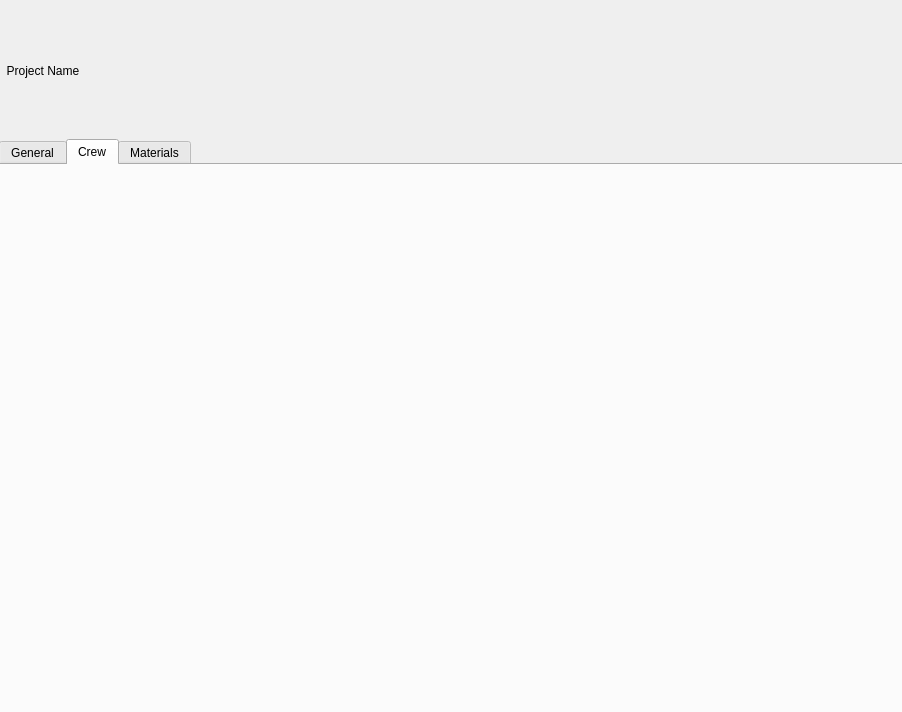
Qt form TrekStarApp/forms/projectwindow.ui (EdwinLangley/SDI-TrekStar-Application) before a commit.
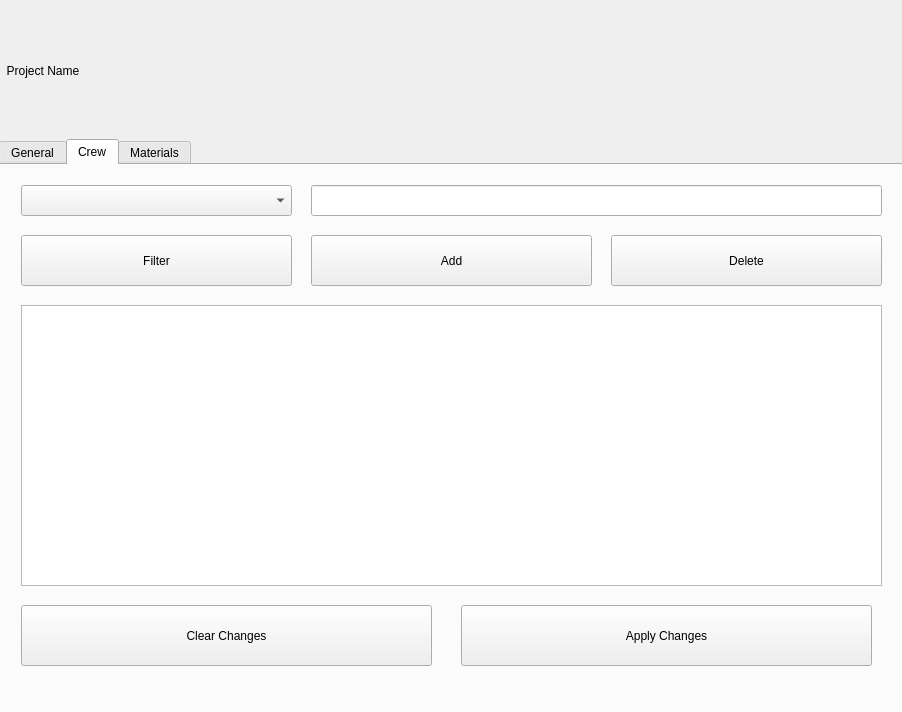
The same form after that commit. The open tabs and pages were chosen to show the change.

Commit message: Created GUI for crew, styled gui for crew, hidden options in crew based on combobox selection, materials tab disabled based on status selection

What changed in the file:
```diff
--- a/TrekStarApp/forms/projectwindow.ui
+++ b/TrekStarApp/forms/projectwindow.ui
@@ -387,6 +387,101 @@
     <attribute name="title">
      <string>Crew</string>
     </attribute>
+    <widget class="QLineEdit" name="txtCrew">
+     <property name="geometry">
+      <rect>
+       <x>310</x>
+       <y>20</y>
+       <width>571</width>
+       <height>31</height>
+      </rect>
+     </property>
+    </widget>
+    <widget class="QListWidget" name="lstCrew">
+     <property name="geometry">
+      <rect>
+       <x>20</x>
+       <y>140</y>
+       <width>861</width>
+       <height>281</height>
+      </rect>
+     </property>
+    </widget>
+    <widget class="QPushButton" name="cmdCrewFilter">
+     <property name="geometry">
+      <rect>
+       <x>20</x>
+       <y>70</y>
+       <width>271</width>
+       <height>51</height>
+      </rect>
+     </property>
+     <property name="text">
+      <string>Filter</string>
+     </property>
+    </widget>
+    <widget class="QComboBox" name="cbCrew">
+     <property name="geometry">
+      <rect>
+       <x>20</x>
+       <y>20</y>
+       <width>271</width>
+       <height>31</height>
+      </rect>
+     </property>
+    </widget>
+    <widget class="QPushButton" name="cmdCrewDel">
+     <property name="geometry">
+      <rect>
+       <x>610</x>
+       <y>70</y>
+       <width>271</width>
+       <height>51</height>
+      </rect>
+     </property>
+     <property name="text">
+      <string>Delete</string>
+     </property>
+    </widget>
+    <widget class="QPushButton" name="cmdCrewAdd">
+     <property name="geometry">
+      <rect>
+       <x>310</x>
+       <y>70</y>
+       <width>281</width>
+       <height>51</height>
+      </rect>
+     </property>
+     <property name="text">
+      <string>Add</string>
+     </property>
+    </widget>
+    <widget class="QPushButton" name="cmdClearCrewChanges">
+     <property name="geometry">
+      <rect>
+       <x>20</x>
+       <y>440</y>
+       <width>411</width>
+       <height>61</height>
+      </rect>
+     </property>
+     <property name="text">
+      <string>Clear Changes</string>
+     </property>
+    </widget>
+    <widget class="QPushButton" name="cmdApplyCrewChanges">
+     <property name="geometry">
+      <rect>
+       <x>460</x>
+       <y>440</y>
+       <width>411</width>
+       <height>61</height>
+      </rect>
+     </property>
+     <property name="text">
+      <string>Apply Changes</string>
+     </property>
+    </widget>
    </widget>
    <widget class="QWidget" name="tbMaterials">
     <attribute name="title">
```
Left out of the diff: 60 changed lines with no effect on the pictures. The commit also changes 3 other files.
